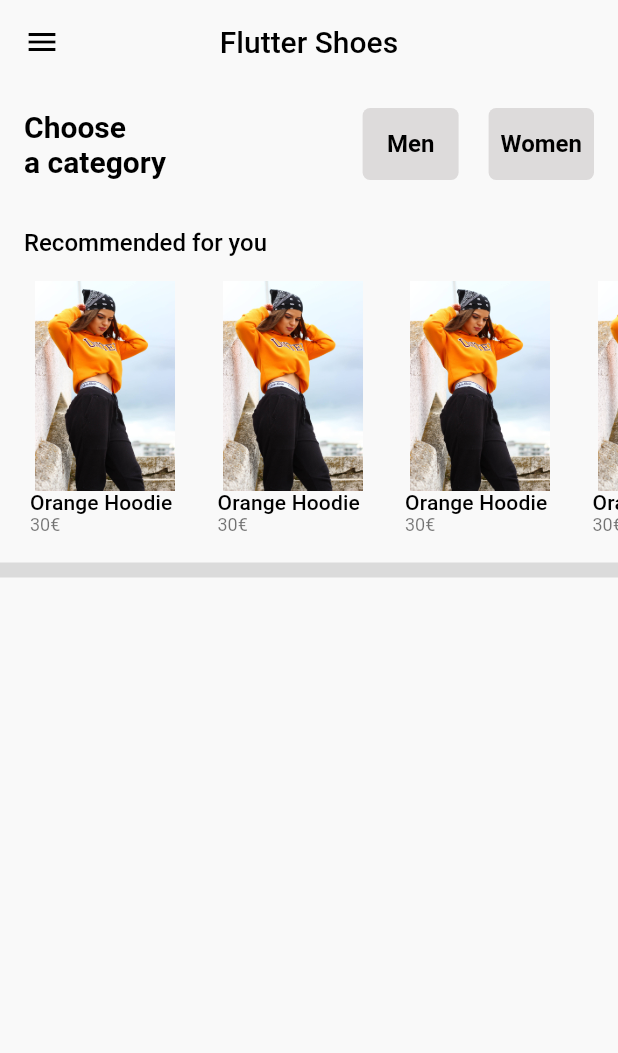
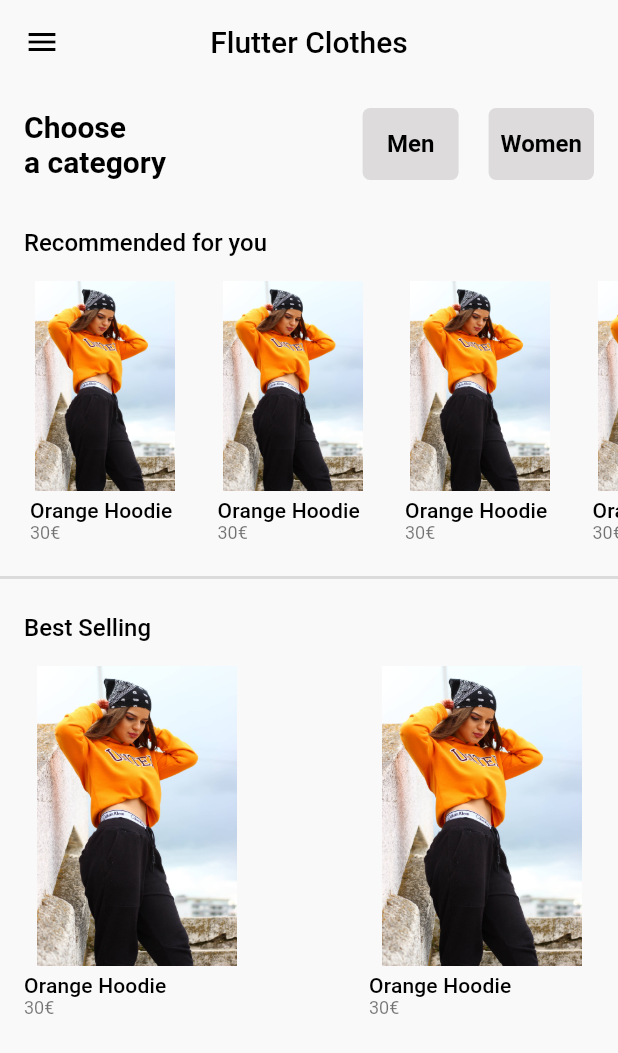
Before and after one commit to eryklorenc/flutter_shop, a Flutter app: the HomePage screen opened directly, on a phone screen of 412 x 824 dp. Shown: the top 1053 px of the screen. Run offline on Flutter 3.47's test engine with Material 2 defaults, Android fonts, the phone set to English and light mode, and no system bars; our stand-ins replace firebase_auth, firebase_core, firebase_crashlytics, flutter_bloc, get_it, google_fonts and 1 more; accounts and stored records are empty.

Commit message:
Add best selling category

```diff
--- a/lib/screens/home/home.dart
+++ b/lib/screens/home/home.dart
@@ -20,7 +20,7 @@ class _HomePageState extends State<HomePage> {
         backgroundColor: const Color(0xFFf9f9f9),
         elevation: 0.0,
         title: const Text(
-          'Flutter Shoes',
+          'Flutter Clothes',
           style: TextStyle(
             color: Colors.black,
           ),
@@ -181,8 +181,75 @@ class _HomePageState extends State<HomePage> {
             height: 15,
           ),
           const Divider(
-            thickness: 10,
-          )
+            thickness: 2,
+          ),
+          const Padding(
+            padding: EdgeInsets.all(16.0),
+            child: Align(
+              alignment: Alignment.topLeft,
+              child: Text(
+                'Best Selling',
+                style: TextStyle(
+                    fontSize: 16,
+                    fontWeight: FontWeight.w500,
+                    color: Colors.black),
+              ),
+            ),
+          ),
+          Padding(
+            padding: const EdgeInsets.symmetric(
+              horizontal: 16,
+            ),
+            child: Row(
+              mainAxisAlignment: MainAxisAlignment.spaceBetween,
+              children: [
+                Column(
+                  crossAxisAlignment: CrossAxisAlignment.start,
+                  children: [
+                    const Image(
+                      image: AssetImage('assets/start1.jpg'),
+                      width: 150,
+                      height: 200,
+                    ),
+                    const SizedBox(height: 5),
+                    Text(
+                      'Orange Hoodie',
+                      style: Theme.of(context).textTheme.titleSmall,
+                      softWrap: true,
+                      overflow: TextOverflow.ellipsis,
+                      maxLines: 2,
+                    ),
+                    Text(
+                      "30€",
+                      style: Theme.of(context).textTheme.bodySmall,
+                    ),
+                  ],
+                ),
+                Column(
+                  crossAxisAlignment: CrossAxisAlignment.start,
+                  children: [
+                    const Image(
+                      image: AssetImage('assets/start1.jpg'),
+                      width: 150,
+                      height: 200,
+                    ),
+                    const SizedBox(height: 5),
+                    Text(
+                      'Orange Hoodie',
+                      style: Theme.of(context).textTheme.titleSmall,
+                      softWrap: true,
+                      overflow: TextOverflow.ellipsis,
+                      maxLines: 2,
+                    ),
+                    Text(
+                      "30€",
+                      style: Theme.of(context).textTheme.bodySmall,
+                    ),
+                  ],
+                ),
+              ],
+            ),
+          ),
         ],
       ),
     );
--- a/lib/screens/widgets/recommended_card.dart
+++ b/lib/screens/widgets/recommended_card.dart
@@ -15,6 +15,9 @@ class RecommendedCard extends StatelessWidget {
             width: 100,
             height: 140,
           ),
+          const SizedBox(
+            height: 5,
+          ),
           Text(
             'Orange Hoodie ',
             style: Theme.of(context).textTheme.titleSmall,
```
